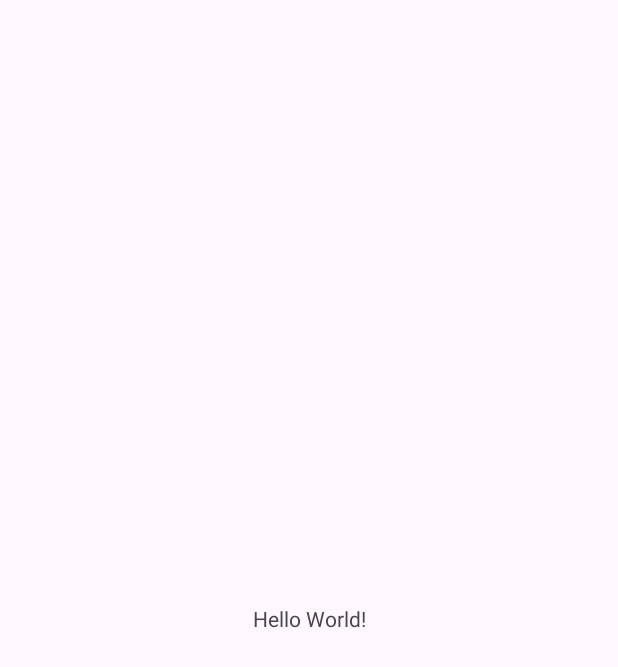
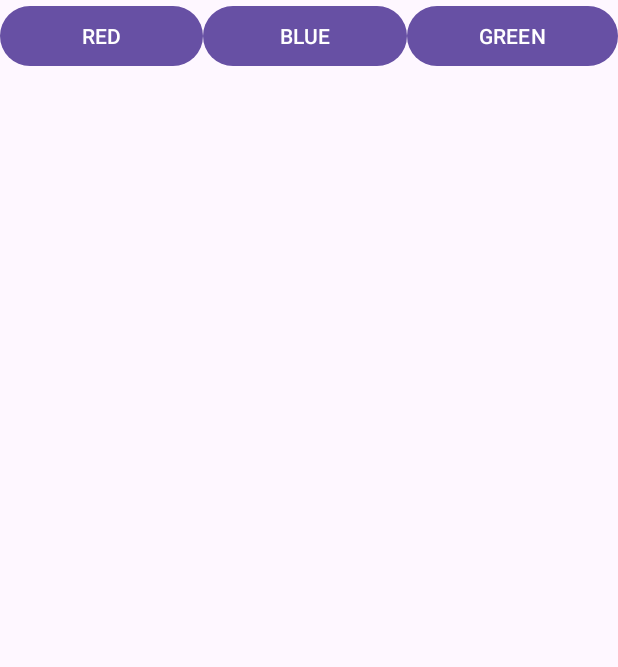
Before and after one commit to HyunBeen0903/MpTeamProject, an Android app: the screen it shows after launch (MainActivity), on a phone screen of 412 x 824 dp. Before the commit the part shown is almost empty. Shown: the top 667 px of the screen. Run offline under Robolectric (Android 15) with nearby library versions, the phone set to English and light mode, and no system bars.

Commit message:
로그인폼 FramLayout 기초틀

```diff
--- a/AndroidExampleApps/GitTest3/app/src/main/res/layout/activity_main.xml
+++ b/AndroidExampleApps/GitTest3/app/src/main/res/layout/activity_main.xml
@@ -7,13 +7,67 @@
     android:layout_height="match_parent"
     tools:context=".MainActivity">
 
-    <TextView
-        android:layout_width="wrap_content"
-        android:layout_height="wrap_content"
-        android:text="Hello World!"
-        app:layout_constraintBottom_toBottomOf="parent"
-        app:layout_constraintEnd_toEndOf="parent"
-        app:layout_constraintStart_toStartOf="parent"
-        app:layout_constraintTop_toTopOf="parent" />
+
+    <LinearLayout
+        android:layout_width="match_parent"
+        android:layout_height="match_parent"
+        android:orientation="vertical">
+
+        <LinearLayout
+            android:layout_width="match_parent"
+            android:layout_height="wrap_content"
+            android:orientation="horizontal">
+
+            <Button
+                android:id="@+id/btn_red"
+                android:layout_width="wrap_content"
+                android:layout_height="wrap_content"
+                android:layout_weight="1"
+                android:onClick="onClick"
+                android:text="RED" />
+
+            <Button
+                android:id="@+id/btn_blue"
+                android:layout_width="wrap_content"
+                android:layout_height="wrap_content"
+                android:layout_weight="1"
+                android:onClick="onClick"
+                android:text="BLUE" />
+
+            <Button
+                android:id="@+id/btn_green"
+                android:layout_width="wrap_content"
+                android:layout_height="wrap_content"
+                android:layout_weight="1"
+                android:onClick="onClick"
+                android:text="GREEN" />
+        </LinearLayout>
+
+        <FrameLayout
+            android:layout_width="match_parent"
+            android:layout_height="match_parent">
+
+            <LinearLayout
+                android:id="@+id/Linear_Red"
+                android:layout_width="match_parent"
+                android:layout_height="match_parent"
+                android:orientation="horizontal"></LinearLayout>
+
+            <LinearLayout
+                android:id="@+id/Linear_blue"
+                android:layout_width="match_parent"
+                android:layout_height="match_parent"
+                android:orientation="horizontal"></LinearLayout>
+
+            <LinearLayout
+                android:id="@+id/Linear_green"
+                android:layout_width="match_parent"
+                android:layout_height="match_parent"
+                android:orientation="horizontal">
+
+            </LinearLayout>
+        </FrameLayout>
+    </LinearLayout>
+
 
 </androidx.constraintlayout.widget.ConstraintLayout>
```
